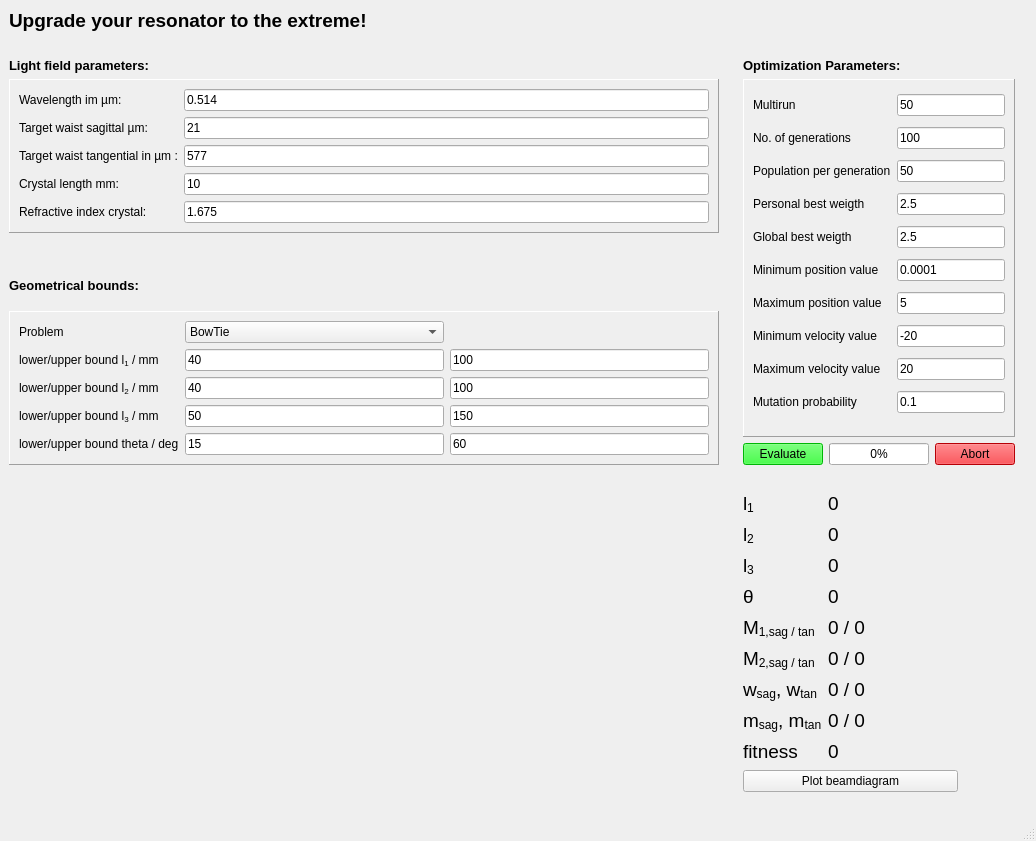
Before: the Qt Designer form assets/resonator_window.ui in NiceLaserGuy/GRay-CAD-2, drawn with Qt 5.
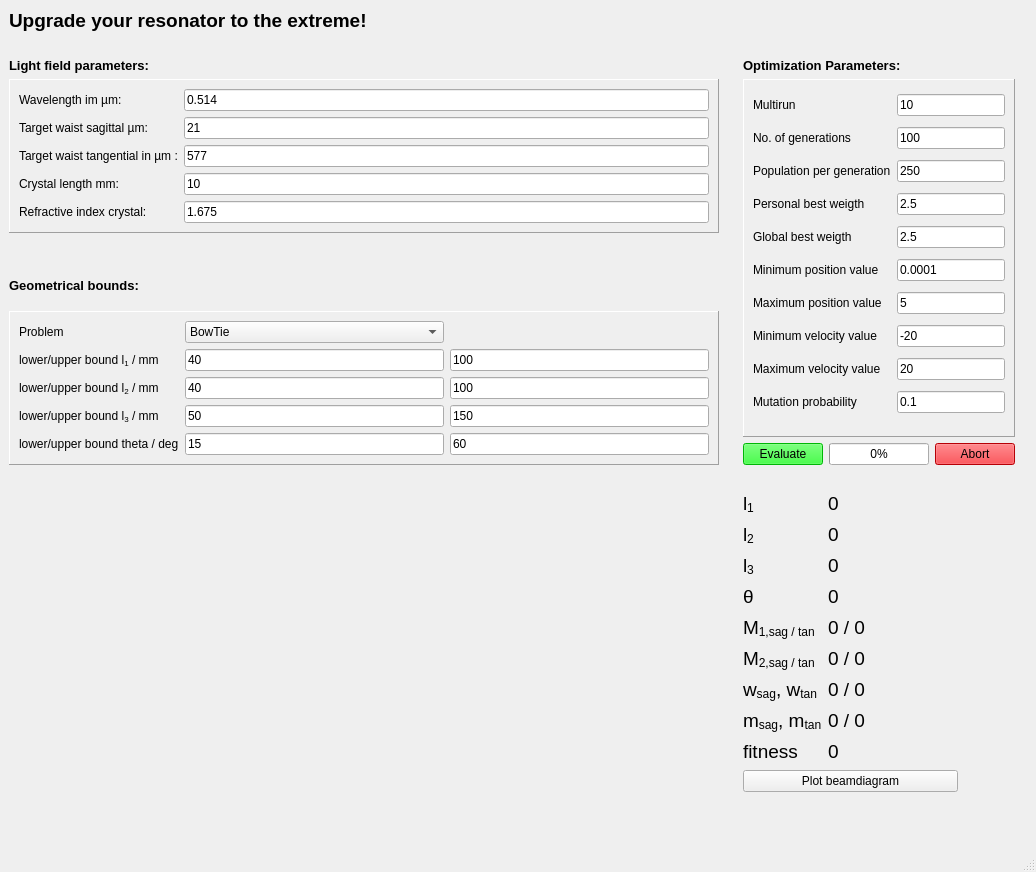
After: the same form once the commit is applied. Icons and pictures are not drawn.

The edit to the form file:
```diff
--- a/assets/resonator_window.ui
+++ b/assets/resonator_window.ui
@@ -7,7 +7,7 @@
     <x>0</x>
     <y>0</y>
     <width>1036</width>
-    <height>841</height>
+    <height>872</height>
    </rect>
   </property>
   <property name="windowTitle">
@@ -563,7 +563,7 @@
        <item row="0" column="1">
         <widget class="QLineEdit" name="edit_num_runs">
          <property name="text">
-          <string>50</string>
+          <string>10</string>
          </property>
         </widget>
        </item>
@@ -619,7 +619,7 @@
        <item row="2" column="1">
         <widget class="QLineEdit" name="edit_population_number">
          <property name="text">
-          <string>50</string>
+          <string>250</string>
          </property>
         </widget>
        </item>
```
